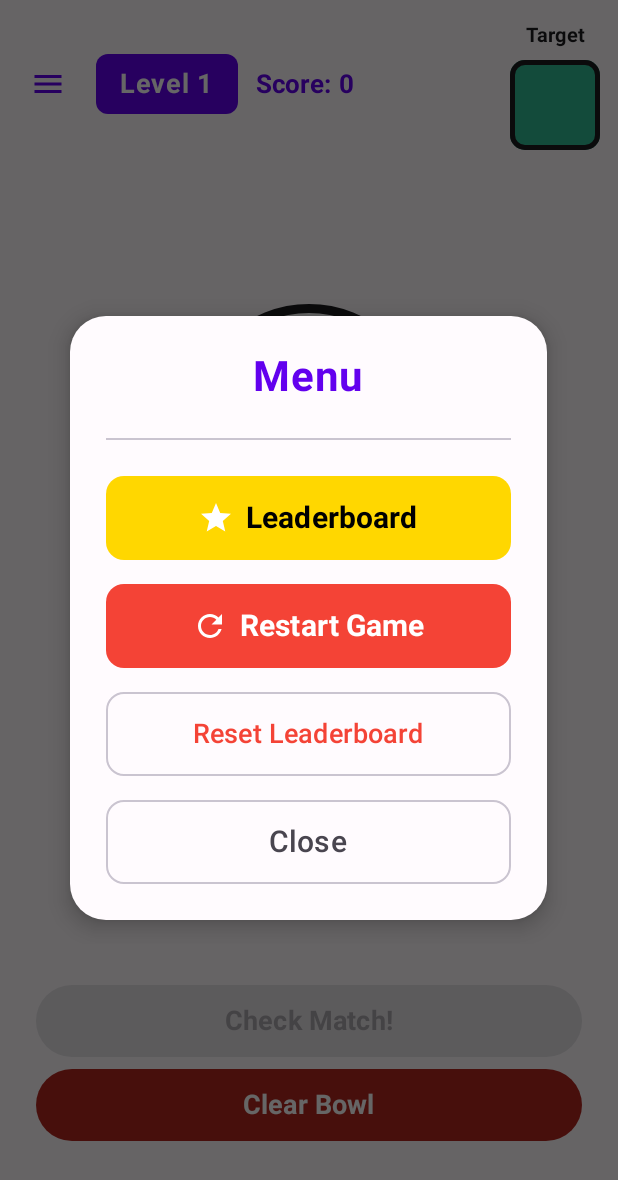
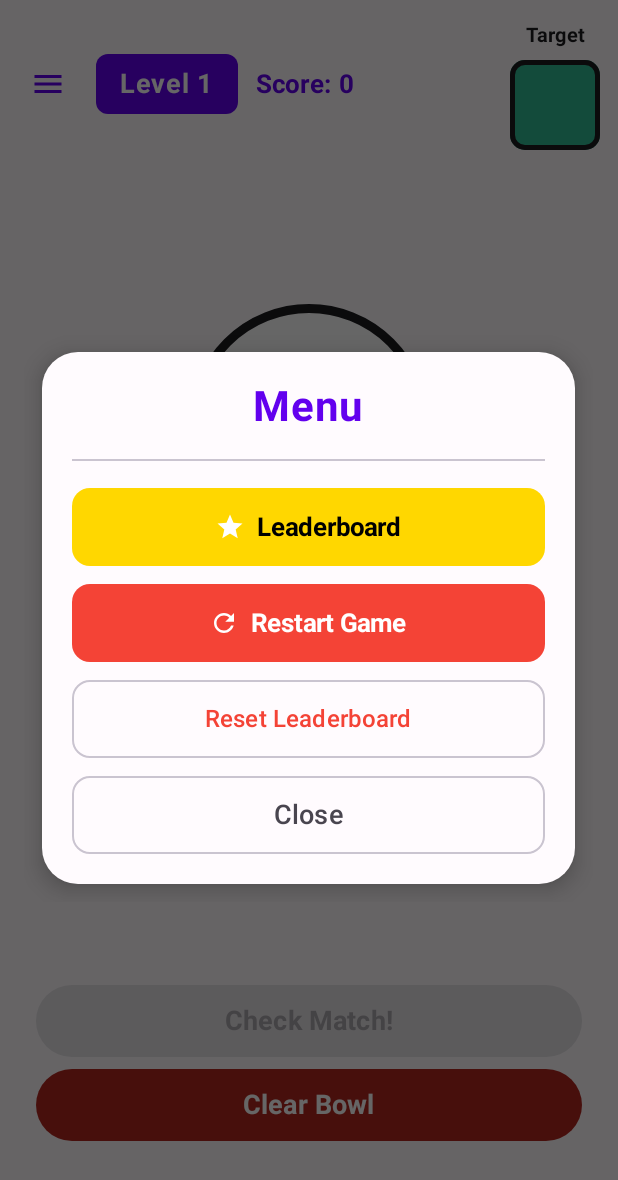
Before and after one commit to HitOdessit/ColorMixLab, an Android app built with Jetpack Compose: the screen it shows after launch (MainActivity), after a tap on "Menu", on a phone screen of 412 x 824 dp. Shown: the top 1180 px of the screen. Run offline under Robolectric (Android 15) with nearby library versions, the phone set to English and light mode, and no system bars; 1 other tap on this screen came first.

Commit message:
fixed menu button titles not entirely visible

```diff
--- a/app/src/main/java/com/colormixlab/ui/GameScreen.kt
+++ b/app/src/main/java/com/colormixlab/ui/GameScreen.kt
@@ -512,8 +512,8 @@ fun MenuDialog(
     Dialog(onDismissRequest = onDismiss) {
         Card(
             modifier = Modifier
-                .fillMaxWidth(0.85f)
-                .padding(16.dp),
+                .fillMaxWidth(0.92f)
+                .padding(12.dp),
             shape = RoundedCornerShape(24.dp),
             colors = CardDefaults.cardColors(
                 containerColor = MaterialTheme.colorScheme.surface
@@ -523,9 +523,9 @@ fun MenuDialog(
             Column(
                 modifier = Modifier
                     .fillMaxWidth()
-                    .padding(24.dp),
+                    .padding(20.dp),
                 horizontalAlignment = Alignment.CenterHorizontally,
-                verticalArrangement = Arrangement.spacedBy(16.dp)
+                verticalArrangement = Arrangement.spacedBy(12.dp)
             ) {
                 Text(
                     text = "Menu",
@@ -534,28 +534,29 @@ fun MenuDialog(
                     color = MaterialTheme.colorScheme.primary
                 )
 
-                Divider(modifier = Modifier.padding(vertical = 8.dp))
+                Divider(modifier = Modifier.padding(vertical = 6.dp))
 
                 // Leaderboard Button
                 Button(
                     onClick = { showLeaderboard = true },
                     modifier = Modifier
                         .fillMaxWidth()
-                        .height(56.dp),
+                        .height(52.dp),
                     shape = RoundedCornerShape(12.dp),
                     colors = ButtonDefaults.buttonColors(
                         containerColor = Color(0xFFFFD700)
-                    )
+                    ),
+                    contentPadding = PaddingValues(horizontal = 12.dp, vertical = 8.dp)
                 ) {
                     Icon(
                         imageVector = Icons.Default.Star,
                         contentDescription = "Leaderboard",
-                        modifier = Modifier.size(24.dp)
+                        modifier = Modifier.size(20.dp)
                     )
                     Spacer(modifier = Modifier.width(8.dp))
                     Text(
                         text = "Leaderboard",
-                        fontSize = 20.sp,
+                        fontSize = 17.sp,
                         fontWeight = FontWeight.Bold,
                         color = Color.Black
                     )
@@ -566,21 +567,22 @@ fun MenuDialog(
                     onClick = { showConfirmation = true },
                     modifier = Modifier
                         .fillMaxWidth()
-                        .height(56.dp),
+                        .height(52.dp),
                     shape = RoundedCornerShape(12.dp),
                     colors = ButtonDefaults.buttonColors(
                         containerColor = Color(0xFFF44336)
-                    )
+                    ),
+                    contentPadding = PaddingValues(horizontal = 12.dp, vertical = 8.dp)
                 ) {
                     Icon(
                         imageVector = Icons.Default.Refresh,
                         contentDescription = "Restart",
-                        modifier = Modifier.size(24.dp)
+                        modifier = Modifier.size(20.dp)
                     )
                     Spacer(modifier = Modifier.width(8.dp))
                     Text(
                         text = "Restart Game",
-                        fontSize = 20.sp,
+                        fontSize = 17.sp,
                         fontWeight = FontWeight.Bold
                     )
                 }
@@ -590,15 +592,16 @@ fun MenuDialog(
                     onClick = { showResetLeaderboardConfirmation = true },
                     modifier = Modifier
                         .fillMaxWidth()
-                        .height(56.dp),
+                        .height(52.dp),
                     shape = RoundedCornerShape(12.dp),
                     colors = ButtonDefaults.outlinedButtonColors(
                         contentColor = Color(0xFFF44336)
-                    )
+                    ),
+                    contentPadding = PaddingValues(horizontal = 12.dp, vertical = 8.dp)
                 ) {
                     Text(
                         text = "Reset Leaderboard",
-                        fontSize = 18.sp,
+                        fontSize = 16.sp,
                         fontWeight = FontWeight.Medium
                     )
                 }
@@ -608,12 +611,13 @@ fun MenuDialog(
                     onClick = onDismiss,
                     modifier = Modifier
                         .fillMaxWidth()
-                        .height(56.dp),
-                    shape = RoundedCornerShape(12.dp)
+                        .height(52.dp),
+                    shape = RoundedCornerShape(12.dp),
+                    contentPadding = PaddingValues(horizontal = 12.dp, vertical = 8.dp)
                 ) {
                     Text(
                         text = "Close",
-                        fontSize = 20.sp,
+                        fontSize = 18.sp,
                         fontWeight = FontWeight.Medium
                     )
                 }
```
